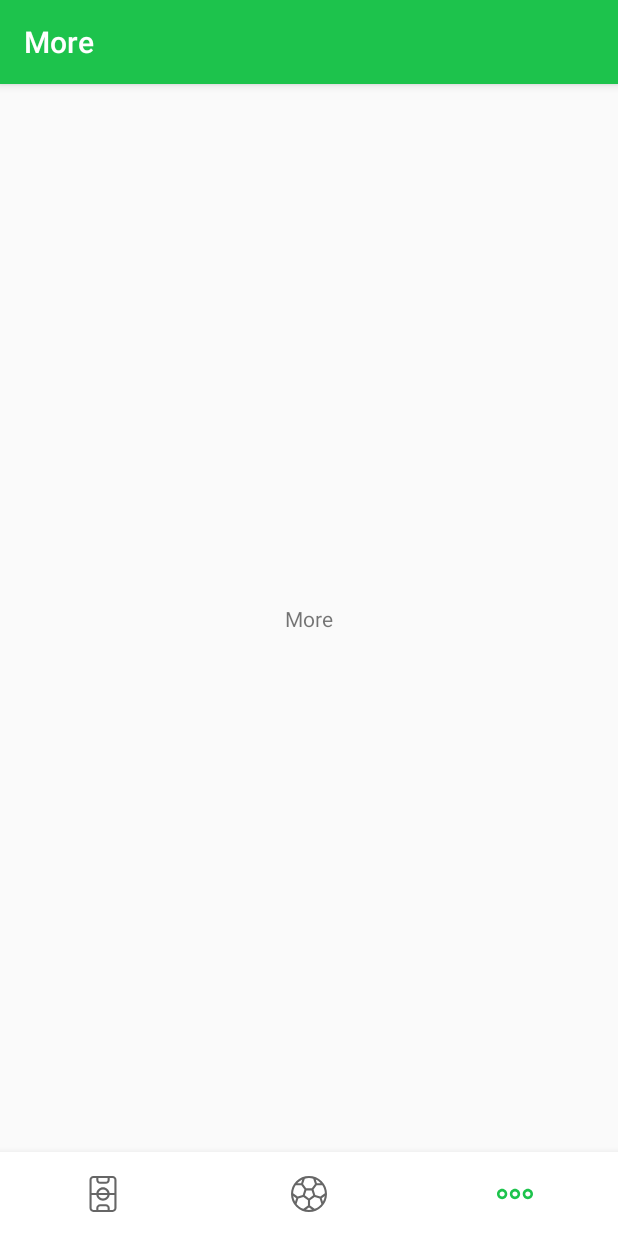
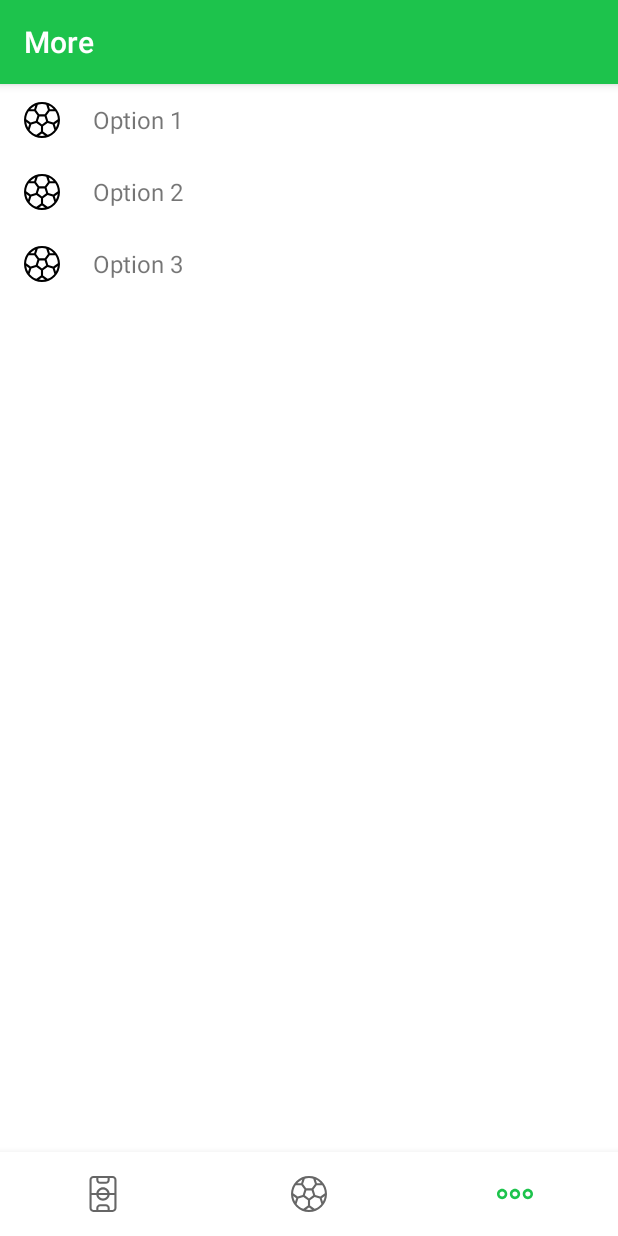
Before and after one commit to adiancatic/flashscore, an Android app: the screen it shows after launch (MainActivity), item 3 of the bottom bar chosen, on a phone screen of 412 x 824 dp. Run offline under Robolectric (Android 15) with nearby library versions, the phone set to English and light mode, and no system bars; our stand-ins replace Volley, navigation-ui; network calls fail.

Commit message:
ADD: Added MoreActions recycler view

```diff
--- a/app/build.gradle
+++ b/app/build.gradle
@@ -39,4 +39,6 @@ dependencies {
     androidTestImplementation 'androidx.test.espresso:espresso-core:3.3.0'
     implementation 'com.android.volley:volley:1.1.0'
     implementation 'com.google.code.gson:gson:2.8.5'
+    implementation 'androidx.recyclerview:recyclerview:1.1.0'
+    implementation 'androidx.cardview:cardview:1.0.0'
 }
--- /dev/null
+++ b/app/src/main/java/com/example/flashscore/Fragments/AdapterMoreActions.java
@@ -0,0 +1,55 @@
+package com.example.flashscore.Fragments;
+
+import android.view.LayoutInflater;
+import android.view.View;
+import android.view.ViewGroup;
+import android.widget.ImageView;
+import android.widget.TextView;
+
+import androidx.annotation.NonNull;
+import androidx.recyclerview.widget.RecyclerView;
+
+import com.example.flashscore.MoreActionsItem;
+import com.example.flashscore.R;
+
+import java.util.List;
+
+public class AdapterMoreActions extends RecyclerView.Adapter<AdapterMoreActions.ViewHolder> {
+
+    List<MoreActionsItem> moreActionsItemList;
+
+    public AdapterMoreActions(List<MoreActionsItem> moreActionsItemList) {
+        this.moreActionsItemList = moreActionsItemList;
+    }
+
+    @NonNull
+    @Override
+    public AdapterMoreActions.ViewHolder onCreateViewHolder(@NonNull ViewGroup parent, int viewType) {
+        View view = LayoutInflater.from(parent.getContext()).inflate(R.layout.frame_more_actions_item, parent, false);
+        ViewHolder viewHolder = new ViewHolder(view);
+        return viewHolder;
+    }
+
+    @Override
+    public void onBindViewHolder(@NonNull AdapterMoreActions.ViewHolder holder, int position) {
+        holder.actionIcon.setImageResource(moreActionsItemList.get(position).getIcon());
+        holder.actionName.setText(moreActionsItemList.get(position).getName());
+    }
+
+    @Override
+    public int getItemCount() {
+        return moreActionsItemList.size();
+    }
+
+    public class ViewHolder extends RecyclerView.ViewHolder {
+        ImageView actionIcon;
+        TextView actionName;
+
+        public ViewHolder(@NonNull View itemView) {
+            super(itemView);
+            actionIcon = itemView.findViewById(R.id.iv_more_actions_item_icon);
+            actionName = itemView.findViewById(R.id.tv_more_actions_item_name);
+        }
+    }
+
+}
--- /dev/null
+++ b/app/src/main/java/com/example/flashscore/Fragments/FragmentMoreActions.java
@@ -0,0 +1,52 @@
+package com.example.flashscore.Fragments;
+
+import android.os.Bundle;
+
+import androidx.fragment.app.Fragment;
+import androidx.recyclerview.widget.LinearLayoutManager;
+import androidx.recyclerview.widget.RecyclerView;
+
+import android.view.LayoutInflater;
+import android.view.View;
+import android.view.ViewGroup;
+
+import com.example.flashscore.MoreActionsItem;
+import com.example.flashscore.R;
+
+import java.util.ArrayList;
+import java.util.List;
+
+/**
+ * A simple {@link Fragment} subclass.
+ */
+public class FragmentMoreActions extends Fragment {
+
+    private RecyclerView recyclerView;
+    private List<MoreActionsItem> moreActionsItemList;
+
+    public FragmentMoreActions() {
+        // Required empty public constructor
+    }
+
+    @Override
+    public View onCreateView(LayoutInflater inflater, ViewGroup container, Bundle savedInstanceState) {
+        View view = inflater.inflate(R.layout.fragment_more_actions, container, false);
+
+        recyclerView = view.findViewById(R.id.rv_more_actions_list);
+        recyclerView.setHasFixedSize(true);
+        recyclerView.setLayoutManager(new LinearLayoutManager(getContext()));
+
+        recyclerView.setAdapter(new AdapterMoreActions(initData()));
+
+        return view;
+    }
+
+    private List<MoreActionsItem> initData() {
+        moreActionsItemList = new ArrayList<>();
+        moreActionsItemList.add(new MoreActionsItem(R.drawable.ic_football_ball, "Option 1"));
+        moreActionsItemList.add(new MoreActionsItem(R.drawable.ic_football_ball, "Option 2"));
+        moreActionsItemList.add(new MoreActionsItem(R.drawable.ic_football_ball, "Option 3"));
+        return moreActionsItemList;
+    }
+
+}
--- /dev/null
+++ b/app/src/main/java/com/example/flashscore/MoreActionsItem.java
@@ -0,0 +1,28 @@
+package com.example.flashscore;
+
+public class MoreActionsItem {
+
+    private int icon;
+    private String name;
+
+    public MoreActionsItem(int icon, String name) {
+        this.icon = icon;
+        this.name = name;
+    }
+
+    public int getIcon() {
+        return icon;
+    }
+
+    public void setIcon(int icon) {
+        this.icon = icon;
+    }
+
+    public String getName() {
+        return name;
+    }
+
+    public void setName(String name) {
+        this.name = name;
+    }
+}
--- a/app/src/main/java/com/example/flashscore/more_actions.java
+++ /dev/null
@@ -1,64 +0,0 @@
-package com.example.flashscore;
-
-import android.os.Bundle;
-
-import androidx.fragment.app.Fragment;
-
-import android.view.LayoutInflater;
-import android.view.View;
-import android.view.ViewGroup;
-
-/**
- * A simple {@link Fragment} subclass.
- * Use the {@link more_actions#newInstance} factory method to
- * create an instance of this fragment.
- */
-public class more_actions extends Fragment {
-
-    // TODO: Rename parameter arguments, choose names that match
-    // the fragment initialization parameters, e.g. ARG_ITEM_NUMBER
-    private static final String ARG_PARAM1 = "param1";
-    private static final String ARG_PARAM2 = "param2";
-
-    // TODO: Rename and change types of parameters
-    private String mParam1;
-    private String mParam2;
-
-    public more_actions() {
-        // Required empty public constructor
-    }
-
-    /**
-     * Use this factory method to create a new instance of
-     * this fragment using the provided parameters.
-     *
-     * @param param1 Parameter 1.
-     * @param param2 Parameter 2.
-     * @return A new instance of fragment more_actions.
-     */
-    // TODO: Rename and change types and number of parameters
-    public static more_actions newInstance(String param1, String param2) {
-        more_actions fragment = new more_actions();
-        Bundle args = new Bundle();
-        args.putString(ARG_PARAM1, param1);
-        args.putString(ARG_PARAM2, param2);
-        fragment.setArguments(args);
-        return fragment;
-    }
-
-    @Override
-    public void onCreate(Bundle savedInstanceState) {
-        super.onCreate(savedInstanceState);
-        if (getArguments() != null) {
-            mParam1 = getArguments().getString(ARG_PARAM1);
-            mParam2 = getArguments().getString(ARG_PARAM2);
-        }
-    }
-
-    @Override
-    public View onCreateView(LayoutInflater inflater, ViewGroup container,
-                             Bundle savedInstanceState) {
-        // Inflate the layout for this fragment
-        return inflater.inflate(R.layout.fragment_more_actions, container, false);
-    }
-}
--- a/app/src/main/res/layout/activity_main.xml
+++ b/app/src/main/res/layout/activity_main.xml
@@ -21,12 +21,13 @@
         android:id="@+id/fragment"
         android:name="androidx.navigation.fragment.NavHostFragment"
         android:layout_width="match_parent"
-        android:layout_height="673dp"
+        android:layout_height="match_parent"
         app:defaultNavHost="true"
         app:layout_constraintBottom_toTopOf="@+id/bottomNavigationView"
         app:layout_constraintEnd_toEndOf="parent"
         app:layout_constraintStart_toStartOf="parent"
         app:layout_constraintTop_toTopOf="parent"
+        android:layout_marginBottom="?attr/actionBarSize"
         app:navGraph="@navigation/main_navigation" />
 
 </androidx.constraintlayout.widget.ConstraintLayout>
--- a/app/src/main/res/layout/fragment_more_actions.xml
+++ b/app/src/main/res/layout/fragment_more_actions.xml
@@ -4,15 +4,12 @@
     xmlns:tools="http://schemas.android.com/tools"
     android:layout_width="match_parent"
     android:layout_height="match_parent"
-    tools:context=".more_actions">
+    tools:context=".Fragments.FragmentMoreActions">
 
-    <TextView
-        android:layout_width="wrap_content"
-        android:layout_height="wrap_content"
-        android:text="@string/more_actions"
-        app:layout_constraintBottom_toBottomOf="parent"
-        app:layout_constraintEnd_toEndOf="parent"
-        app:layout_constraintStart_toStartOf="parent"
-        app:layout_constraintTop_toTopOf="parent" />
+    <androidx.recyclerview.widget.RecyclerView
+        android:id="@+id/rv_more_actions_list"
+        android:layout_width="match_parent"
+        android:layout_height="match_parent"
+        android:background="#fff"/>
 
 </androidx.constraintlayout.widget.ConstraintLayout>
--- /dev/null
+++ b/app/src/main/res/layout/frame_more_actions_item.xml
@@ -0,0 +1,39 @@
+<?xml version="1.0" encoding="utf-8"?>
+<RelativeLayout xmlns:android="http://schemas.android.com/apk/res/android"
+    android:layout_width="match_parent"
+    android:layout_height="wrap_content"
+    xmlns:app="http://schemas.android.com/apk/res-auto">
+
+    <androidx.cardview.widget.CardView
+        android:layout_width="match_parent"
+        android:layout_height="wrap_content"
+        app:cardCornerRadius="0dp">
+
+        <RelativeLayout
+            android:layout_width="match_parent"
+            android:layout_height="wrap_content"
+            android:orientation="horizontal"
+            android:paddingStart="4dp">
+
+            <ImageView
+                android:id="@+id/iv_more_actions_item_icon"
+                android:layout_width="24dp"
+                android:layout_height="24dp"
+                android:layout_margin="12dp"
+                android:src="@drawable/ic_launcher_background" />
+
+            <TextView
+                android:id="@+id/tv_more_actions_item_name"
+                android:layout_width="wrap_content"
+                android:layout_height="wrap_content"
+                android:textSize="16sp"
+                android:layout_marginStart="10dp"
+                android:layout_centerVertical="true"
+                android:layout_toEndOf="@+id/iv_more_actions_item_icon"
+                android:text="Action name" />
+
+        </RelativeLayout>
+
+    </androidx.cardview.widget.CardView>
+
+</RelativeLayout>
--- a/app/src/main/res/navigation/main_navigation.xml
+++ b/app/src/main/res/navigation/main_navigation.xml
@@ -17,7 +17,7 @@
         tools:layout="@layout/fragment_matches_live" />
     <fragment
         android:id="@+id/fr_more_actions"
-        android:name="com.example.flashscore.more_actions"
+        android:name="com.example.flashscore.Fragments.FragmentMoreActions"
         android:label="@string/more_actions"
         tools:layout="@layout/fragment_more_actions" />
 
```
